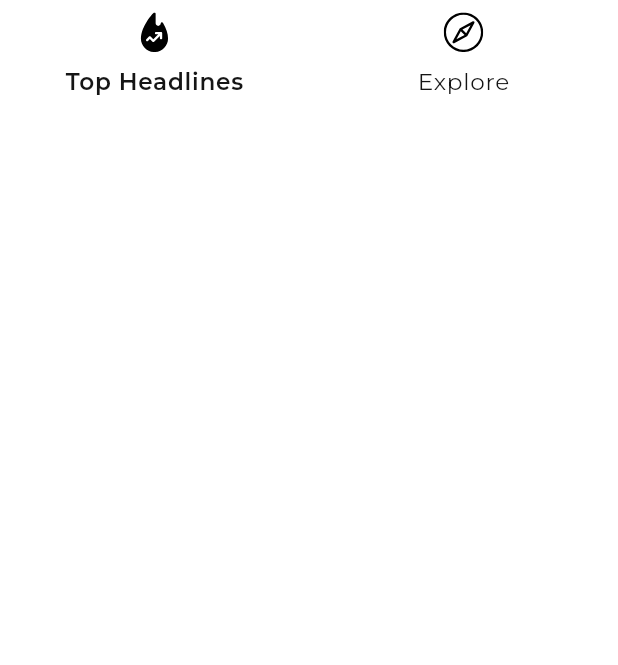
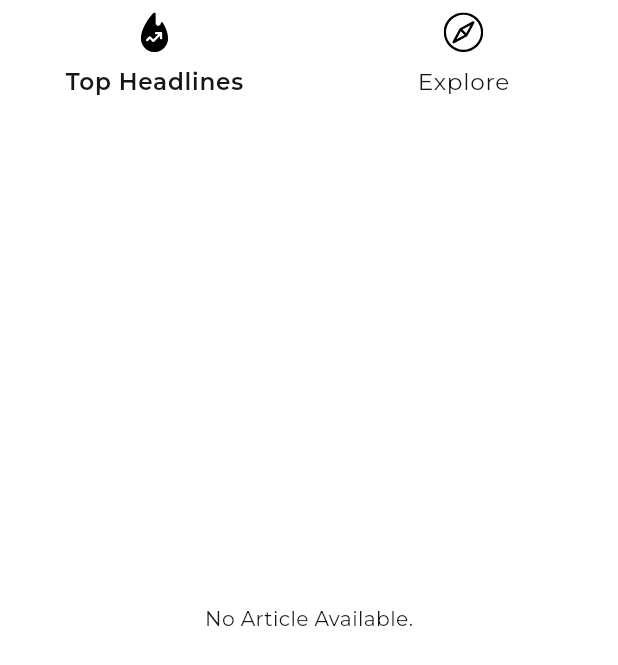
Before and after one commit to Yogi-99/news_app, a Flutter app: the screen it shows after launch, scrolled down 130 dp, on a phone screen of 412 x 824 dp. Shown: the top 665 px of the screen. Run offline on Flutter 3.47's test engine with Material 2 defaults, Android fonts, the phone set to English and light mode, and no system bars; our stand-ins replace cached_network_image, dio, flutter_svg, fluttertoast, google_fonts, webview_flutter; network calls fail.

Commit message:
Refactored code.

```diff
--- a/lib/model/article.dart
+++ b/lib/model/article.dart
@@ -66,7 +66,7 @@ class Article {
       title: map['title'],
       description: map['description'],
       url: map['url'],
-      urlToImage: map['urlToImage'],
+      urlToImage: map['urlToImage'] ?? '',
       publishedAt: map['publishedAt'],
       content: map['content'],
       source: Source.fromJson(map['source']),
--- a/lib/provider/article_provider.dart
+++ b/lib/provider/article_provider.dart
@@ -70,7 +70,7 @@ class ArticleProvider extends ChangeNotifier {
 
     if (response.status == Status.ERROR) {
       _changeUiStateToIdle();
-      ShowMessage.show(response.message);
+      // ShowMessage.show(response.message);
       return;
     }
 
@@ -84,6 +84,7 @@ class ArticleProvider extends ChangeNotifier {
   List<Source> _sources;
   List<Source> get sources => _sources ?? [];
   void setSources(List<Source> values) {
+    _setExploreArticles(null);
     _sources = values;
     notifyListeners();
   }
@@ -100,10 +101,7 @@ class ArticleProvider extends ChangeNotifier {
     CustomResponse<List<Source>> response =
         await _sourceService.getAllSources();
 
-    if (response.status == Status.ERROR) {
-      ShowMessage.show(response.message);
-      return;
-    }
+    if (response.status == Status.ERROR) return;
 
     setSources(response.data);
     selectSource(sources.first);
@@ -171,4 +169,10 @@ class ArticleProvider extends ChangeNotifier {
     _uiState = UiState.idle;
     notifyListeners();
   }
+
+  bool get noArticleInTopHeadings =>
+      uiState == UiState.idle && topHeadlineArticles.length == 0;
+
+  bool get noArticlesInExplore =>
+      uiState == UiState.idle && exploreArticles.length == 0;
 }
--- a/lib/screens/home/home_screen.dart
+++ b/lib/screens/home/home_screen.dart
@@ -1,5 +1,8 @@
 import 'package:flutter/material.dart';
 import 'package:flutter_svg/flutter_svg.dart';
+import 'package:news_app/global/ui_state.dart';
+import 'package:news_app/shared/loader/show_progress_utility.dart';
+import 'package:news_app/shared/no_article_available.dart';
 import 'package:provider/provider.dart';
 
 import '../../global/resources/colors.dart';
@@ -48,7 +51,15 @@ class _HomeScreenState extends State<HomeScreen>
         body: NestedScrollView(
           headerSliverBuilder: (context, innerBoxIsScrolled) =>
               [_sliverAppBar(innerBoxIsScrolled, homeProvider)],
-          body: _tabBarView(homeProvider),
+          body: Stack(
+            children: [
+              _tabBarView(homeProvider),
+              ShowProgressUtility.showProgressBar(
+                Provider.of<ArticleProvider>(context).uiState ==
+                    UiState.loading,
+              )
+            ],
+          ),
         ),
       ),
     );
@@ -108,7 +119,9 @@ class _HomeScreenState extends State<HomeScreen>
   _topHeadlines(ArticleProvider articleProvider) => Padding(
         padding:
             EdgeInsets.symmetric(horizontal: SizeConfig.widthMultiplier * 2),
-        child: ListView.builder(
+        child: articleProvider.noArticleInTopHeadings
+            ? NoArticleAvailable()
+            : ListView.builder(
                 itemCount: articleProvider.topHeadlineArticles.length,
                 physics: BouncingScrollPhysics(),
                 itemBuilder: (BuildContext context, int index) {
@@ -121,7 +134,9 @@ class _HomeScreenState extends State<HomeScreen>
   _explore(ArticleProvider articleProvider) => Padding(
         padding:
             EdgeInsets.symmetric(horizontal: SizeConfig.widthMultiplier * 2),
-        child: ListView.builder(
+        child: articleProvider.noArticlesInExplore
+            ? NoArticleAvailable()
+            : ListView.builder(
                 itemCount: articleProvider.exploreArticles.length,
                 physics: BouncingScrollPhysics(),
                 itemBuilder: (BuildContext context, int index) {
--- a/lib/shared/custom_network_image.dart
+++ b/lib/shared/custom_network_image.dart
@@ -1,6 +1,7 @@
 import 'package:cached_network_image/cached_network_image.dart';
 import 'package:flutter/material.dart';
-import 'package:news_app/global/resources/colors.dart';
+
+import '../global/resources/colors.dart';
 
 class CustomNetworkImage extends StatelessWidget {
   final String imageUrl;
@@ -16,6 +17,9 @@ class CustomNetworkImage extends StatelessWidget {
     return CachedNetworkImage(
       imageUrl: imageUrl,
       fit: BoxFit.cover,
+      placeholder: (context, url) => Container(
+        color: KGreyColor.withOpacity(.5),
+      ),
       errorWidget: (context, url, error) => Container(
         color: KGreyColor,
       ),
--- /dev/null
+++ b/lib/shared/no_article_available.dart
@@ -0,0 +1,14 @@
+import 'package:flutter/material.dart';
+
+class NoArticleAvailable extends StatelessWidget {
+  const NoArticleAvailable({
+    Key key,
+  }) : super(key: key);
+
+  @override
+  Widget build(BuildContext context) {
+    return Center(
+      child: Text('No Article Available.'),
+    );
+  }
+}
--- a/pubspec.yaml
+++ b/pubspec.yaml
@@ -30,6 +30,7 @@ dependencies:
   fluttertoast: ^7.1.5
   google_fonts: ^1.1.1
   provider: ^4.3.2+3
+  shimmer: ^1.1.2
   webview_flutter: ^1.0.7
 
 dev_dependencies:
```
Also changed, not shown: lib/main.dart (+4 -3 lines), lib/screens/article_detail/article_detail_screen.dart (+7 -5 lines), lib/services/article_service.dart (+10 -0 lines), pubspec.lock. Lines whose indentation alone changed are shown as unchanged.
